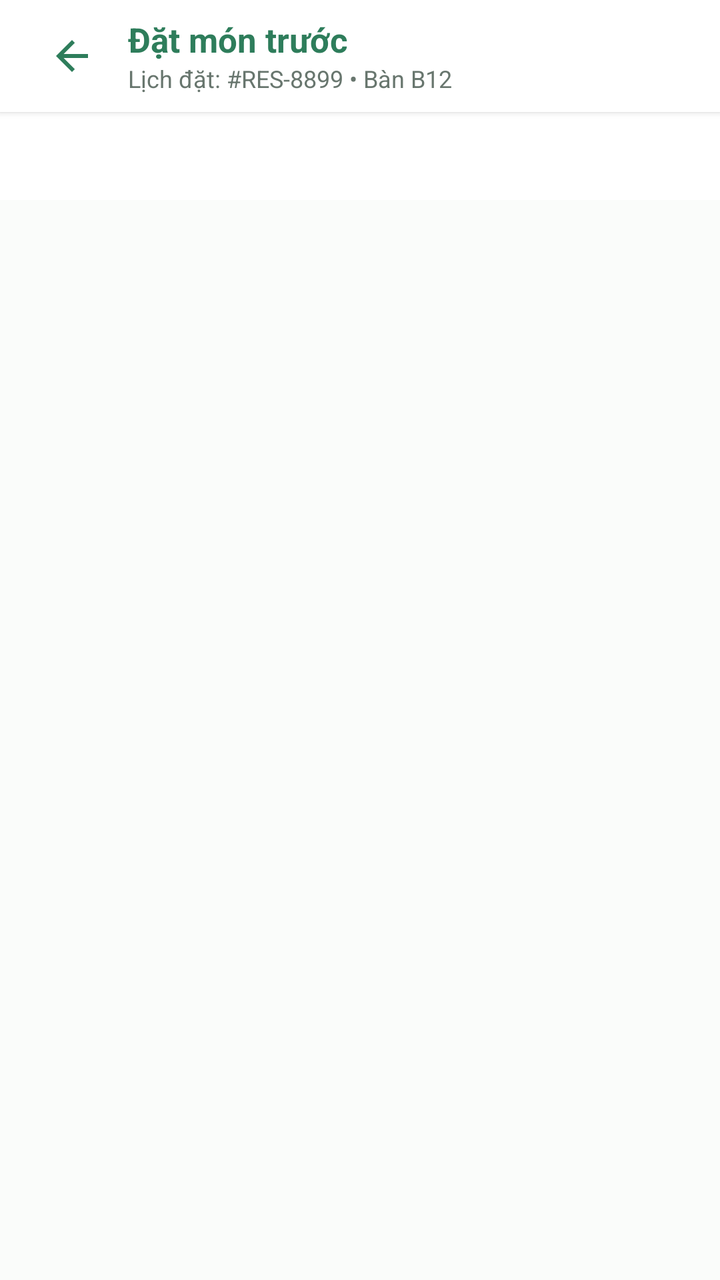
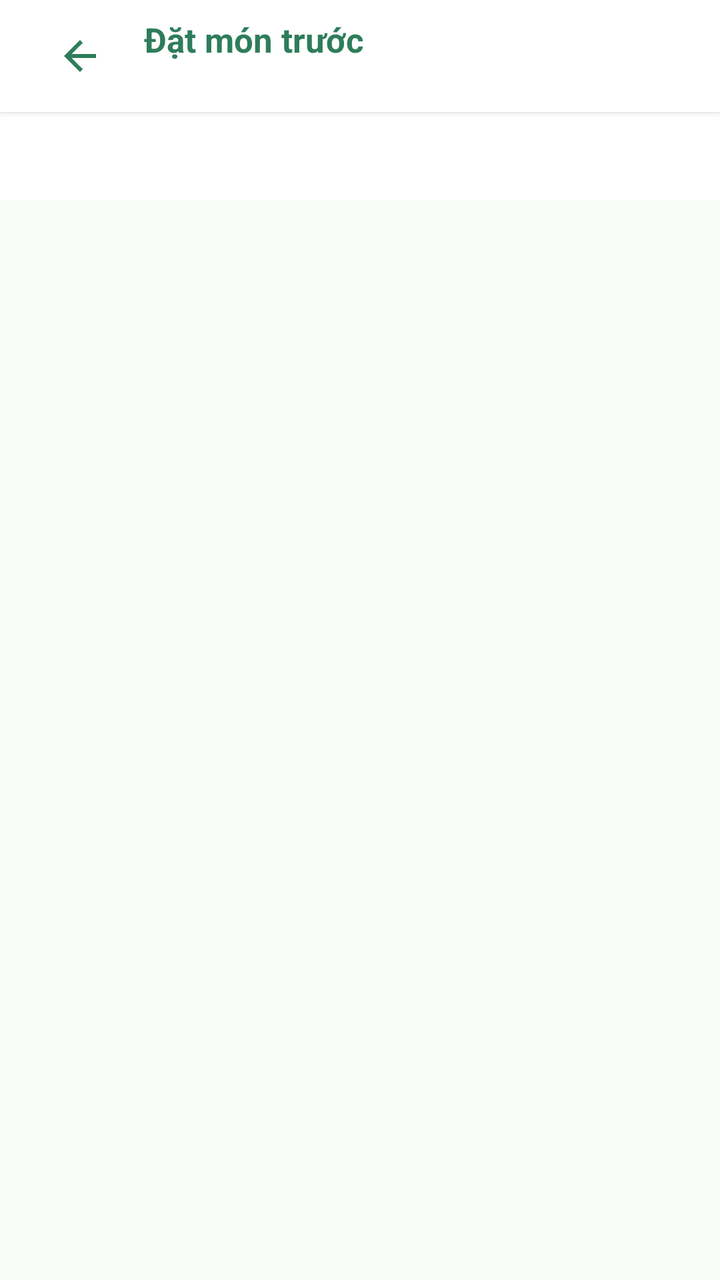

Screens rendered from an Android XML layout before and after an edit, with the pre-edit source and the edit as a unified diff.
<!-- AndroidManifest.xml: application theme Theme.VietTable -->
<!-- res/layout/fragment_preorder_menu.xml -->
<?xml version="1.0" encoding="utf-8"?>
<androidx.constraintlayout.widget.ConstraintLayout
    xmlns:android="http://schemas.android.com/apk/res/android"
    xmlns:app="http://schemas.android.com/apk/res-auto"
    android:layout_width="match_parent"
    android:layout_height="match_parent"
    android:background="@color/bg_cream">

    
    <LinearLayout
        android:id="@+id/topBarPreorder"
        android:layout_width="0dp"
        android:layout_height="wrap_content"
        android:minHeight="56dp"
        android:tag="safe_top"
        android:background="@color/surface"
        android:elevation="2dp"
        android:gravity="center_vertical"
        android:orientation="horizontal"
        android:paddingHorizontal="16dp"
        app:layout_constraintTop_toTopOf="parent"
        app:layout_constraintStart_toStartOf="parent"
        app:layout_constraintEnd_toEndOf="parent">

        <ImageButton
            android:id="@+id/btnBack"
            android:layout_width="40dp"
            android:layout_height="40dp"
            android:background="?attr/selectableItemBackgroundBorderless"
            android:src="@drawable/ic_back"
            app:tint="@color/primary" />

        <LinearLayout
            android:layout_width="0dp"
            android:layout_height="wrap_content"
            android:layout_marginStart="8dp"
            android:layout_weight="1"
            android:orientation="vertical">

            <TextView
                android:layout_width="wrap_content"
                android:layout_height="wrap_content"
                android:text="@string/preorder_title"
                android:textColor="@color/primary"
                android:textSize="17sp"
                android:textStyle="bold" />

            <TextView
                android:id="@+id/tvPreorderResSummary"
                android:layout_width="wrap_content"
                android:layout_height="wrap_content"
                android:text="Lịch đặt: #RES-8899 • Bàn B12"
                android:textColor="@color/text_secondary"
                android:textSize="12sp" />
        </LinearLayout>
    </LinearLayout>

    
    <com.google.android.material.tabs.TabLayout
        android:id="@+id/tabLayoutPreorderCat"
        android:layout_width="0dp"
        android:layout_height="44dp"
        android:background="@color/surface"
        app:tabIndicatorColor="@color/primary"
        app:tabMode="scrollable"
        app:tabSelectedTextColor="@color/primary"
        app:tabTextColor="@color/text_secondary"
        app:layout_constraintTop_toBottomOf="@id/topBarPreorder"
        app:layout_constraintStart_toStartOf="parent"
        app:layout_constraintEnd_toEndOf="parent" />

    
    <androidx.recyclerview.widget.RecyclerView
        android:id="@+id/rvPreorderFoods"
        android:layout_width="0dp"
        android:layout_height="0dp"
        android:clipToPadding="false"
        android:padding="16dp"
        app:layout_constraintTop_toBottomOf="@id/tabLayoutPreorderCat"
        app:layout_constraintBottom_toTopOf="@id/cardPreorderBottomBar"
        app:layout_constraintStart_toStartOf="parent"
        app:layout_constraintEnd_toEndOf="parent" />

    
    <com.google.android.material.card.MaterialCardView
        android:id="@+id/cardPreorderBottomBar"
        style="@style/Widget.VietTable.Card"
        android:layout_width="0dp"
        android:layout_height="wrap_content"
        android:layout_margin="16dp"
        android:visibility="gone"
        app:cardBackgroundColor="@color/primary"
        app:cardCornerRadius="16dp"
        app:cardElevation="6dp"
        app:layout_constraintBottom_toBottomOf="parent"
        app:layout_constraintStart_toStartOf="parent"
        app:layout_constraintEnd_toEndOf="parent">

        <LinearLayout
            android:layout_width="match_parent"
            android:layout_height="wrap_content"
            android:minHeight="52dp"
            android:tag="safe_bottom"
            android:gravity="center_vertical"
            android:orientation="horizontal"
            android:paddingHorizontal="16dp">

            <TextView
                android:id="@+id/tvPreorderCartCount"
                android:layout_width="26dp"
                android:layout_height="26dp"
                android:background="@drawable/bg_badge"
                android:backgroundTint="@color/accent_gold"
                android:gravity="center"
                android:text="2"
                android:textColor="@color/white"
                android:textSize="12sp"
                android:textStyle="bold" />

            <TextView
                android:id="@+id/tvPreorderCartTotal"
                android:layout_width="0dp"
                android:layout_height="wrap_content"
                android:layout_marginStart="12dp"
                android:layout_weight="1"
                android:text="178.000đ"
                android:textColor="@color/white"
                android:textSize="16sp"
                android:textStyle="bold" />

            <TextView
                android:layout_width="wrap_content"
                android:layout_height="wrap_content"
                android:drawableEnd="@drawable/ic_arrow_forward"
                android:drawablePadding="4dp"
                android:drawableTint="@color/accent_gold"
                android:text="Xem giỏ Pre-order"
                android:textColor="@color/accent_gold"
                android:textSize="14sp"
                android:textStyle="bold" />
        </LinearLayout>
    </com.google.android.material.card.MaterialCardView>

</androidx.constraintlayout.widget.ConstraintLayout>
<!-- resources referenced by this layout -->
<resources>
  <color name="accent_gold">#CCA862</color>
  <color name="bg_cream">#FAFCFA</color>
  <color name="primary">#2E7D5B</color>
  <color name="surface">#FFFFFF</color>
  <color name="text_secondary">#68766E</color>
  <color name="white">#FFFFFFFF</color>
  <string name="preorder_title">Đặt món trước</string>
  <style name="Theme.VietTable" parent="Base.Theme.VietTable" />
  <color name="divider">#E9EFEB</color>
  <dimen name="radius_large">16dp</dimen>
  <dimen name="card_elevation">1.5dp</dimen>
  <dimen name="card_stroke_width">1dp</dimen>
  <style name="Base.Theme.VietTable" parent="Theme.Material3.Light.NoActionBar">
          
          <item name="colorPrimary">@color/primary</item>
          <item name="colorPrimaryDark">@color/primary_dark</item>
          <item name="colorOnPrimary">@color/on_primary</item>
          <item name="colorPrimaryContainer">@color/primary_container</item>
          <item name="colorOnPrimaryContainer">@color/on_primary_container</item>
  
          <item name="colorSecondary">@color/accent_gold</item>
          <item name="colorOnSecondary">@color/white</item>
          <item name="colorSecondaryContainer">@color/accent_gold_container</item>
          <item name="colorOnSecondaryContainer">@color/accent_gold_dark</item>
  
          <item name="android:colorBackground">@color/bg_cream</item>
          <item name="colorSurface">@color/surface</item>
          <item name="colorOnSurface">@color/text_primary</item>
          <item name="colorSurfaceVariant">@color/surface_variant</item>
  
          <item name="colorError">@color/semantic_error</item>
          <item name="colorOnError">@color/white</item>
  
          
          <item name="android:statusBarColor">@android:color/transparent</item>
          <item name="android:windowLightStatusBar">true</item>
          <item name="android:navigationBarColor">@android:color/transparent</item>
          <item name="android:windowLightNavigationBar">true</item>
  
          
          <item name="colorAccent">@color/primary</item>
          <item name="alertDialogTheme">@style/ThemeOverlay.VietTable.Dialog.Alert</item>
          <item name="materialAlertDialogTheme">@style/ThemeOverlay.VietTable.MaterialAlertDialog</item>
          <item name="buttonBarPositiveButtonStyle">@style/Widget.VietTable.Dialog.Button.Positive</item>
          <item name="buttonBarNegativeButtonStyle">@style/Widget.VietTable.Dialog.Button.Negative</item>
          <item name="buttonBarNeutralButtonStyle">@style/Widget.VietTable.Dialog.Button.Neutral</item>
          <item name="materialButtonStyle">@style/Widget.VietTable.Button.Primary</item>
          <item name="materialButtonOutlinedStyle">@style/Widget.VietTable.Button.Outlined</item>
          <item name="borderlessButtonStyle">@style/Widget.VietTable.Button.Text</item>
          <item name="materialCardViewStyle">@style/Widget.VietTable.Card</item>
          <item name="textInputStyle">@style/Widget.VietTable.TextInputLayout</item>
          <item name="toolbarStyle">@style/Widget.VietTable.Toolbar</item>
          <item name="bottomNavigationStyle">@style/Widget.VietTable.BottomNavigationView</item>
      </style>
  <color name="primary_dark">#24654A</color>
  <color name="on_primary">#FFFFFF</color>
  <color name="primary_container">#EEF7F2</color>
  <color name="on_primary_container">#1B4E38</color>
  <color name="accent_gold_container">#FAF5EB</color>
  <color name="accent_gold_dark">#9E7D33</color>
  <color name="text_primary">#222D27</color>
  <color name="surface_variant">#F3F7F5</color>
  <color name="semantic_error">#D32F2F</color>
  <color name="transparent">#00000000</color>
  <dimen name="btn_height_primary">52dp</dimen>
  <dimen name="radius_medium">12dp</dimen>
  <style name="TextAppearance.VietTable.BottomNav.Label" parent="TextAppearance.Material3.LabelSmall">
          <item name="android:textSize">11sp</item>
          <item name="android:textStyle">normal</item>
      </style>
  <dimen name="text_button">14sp</dimen>
  <!-- unchanged entries left out for length: 19 -->
</resources>

<!-- the commit's change to res/layout/fragment_preorder_menu.xml (unified diff, before → after) -->
@@ -24,8 +24,9 @@
 
         <ImageButton
             android:id="@+id/btnBack"
-            android:layout_width="40dp"
-            android:layout_height="40dp"
+            android:layout_width="48dp"
+            android:layout_height="48dp"
+            android:contentDescription="@string/a11y_back"
             android:background="?attr/selectableItemBackgroundBorderless"
             android:src="@drawable/ic_back"
             app:tint="@color/primary" />
@@ -49,7 +50,7 @@
                 android:id="@+id/tvPreorderResSummary"
                 android:layout_width="wrap_content"
                 android:layout_height="wrap_content"
-                android:text="Lịch đặt: #RES-8899 • Bàn B12"
+                android:text=""
                 android:textColor="@color/text_secondary"
                 android:textSize="12sp" />
         </LinearLayout>
<!-- resource entries referenced after the edit -->
@@ -6,6 +6,7 @@
   <color name="surface">#FFFFFF</color>
   <color name="text_secondary">#68766E</color>
   <color name="white">#FFFFFFFF</color>
+  <string name="a11y_back">Quay lại</string>
   <string name="preorder_title">Đặt món trước</string>
   <style name="Theme.VietTable" parent="Base.Theme.VietTable" />
   <color name="divider">#E9EFEB</color>
@@ -37,7 +38,6 @@
           <item name="android:statusBarColor">@android:color/transparent</item>
           <item name="android:windowLightStatusBar">true</item>
           <item name="android:navigationBarColor">@android:color/transparent</item>
-          <item name="android:windowLightNavigationBar">true</item>
   
           
           <item name="colorAccent">@color/primary</item>
